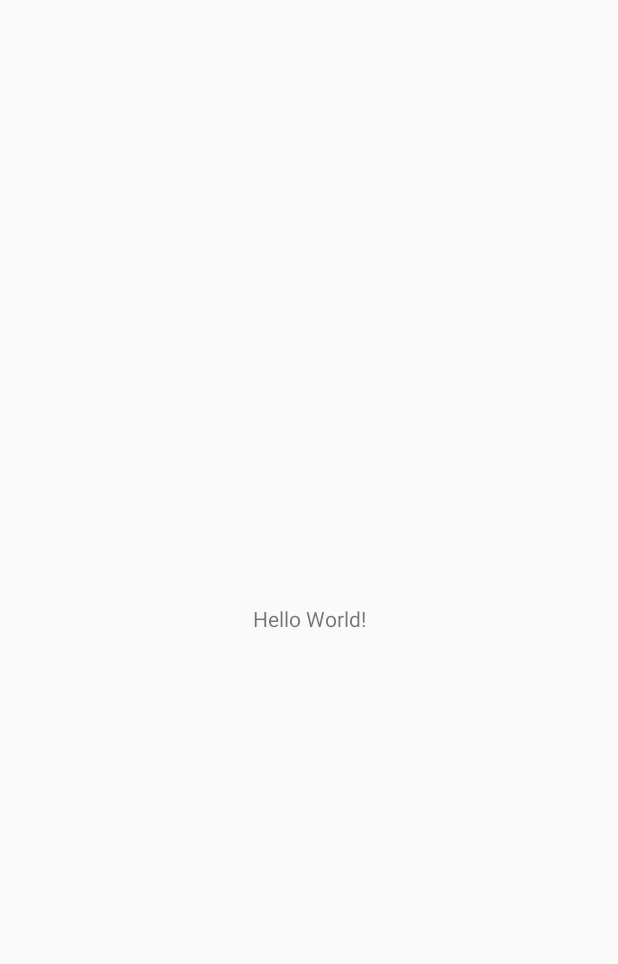
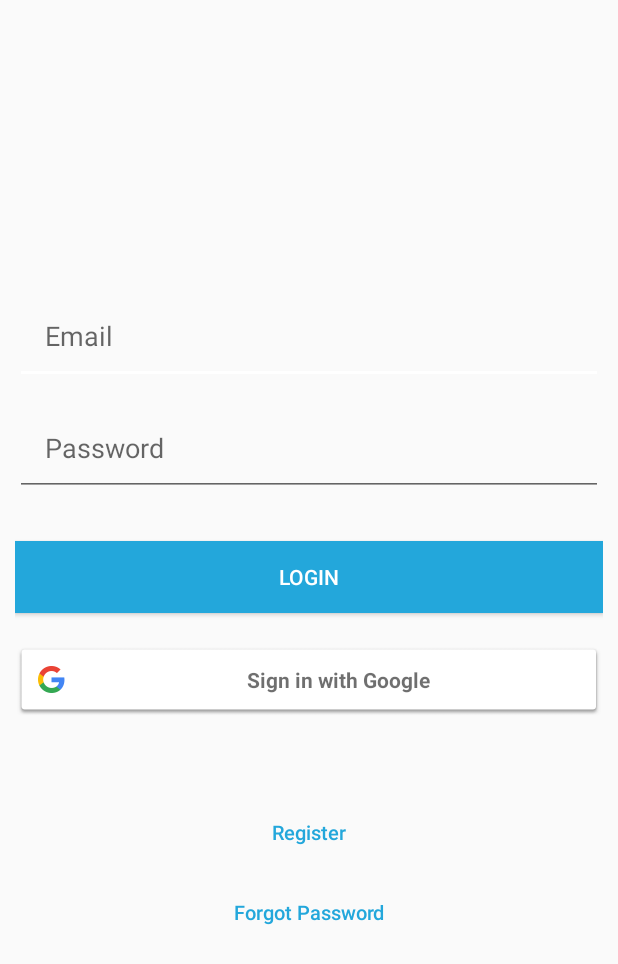
Before and after one commit to mohamedhani/railway-mangement-system, an Android app: the screen it shows after launch (MainActivity), on a phone screen of 412 x 824 dp. Before the commit the part shown is almost empty. Shown: the top 964 px of the screen. Run offline under Robolectric (Android 15) with nearby library versions, the light colour scheme and no system bars.

Commit message:
adding sign in with google

```diff
--- a/app/src/main/java/com/example/mohamed/railwaymangementsystem/MainActivity.java
+++ b/app/src/main/java/com/example/mohamed/railwaymangementsystem/MainActivity.java
@@ -1,13 +1,79 @@
 package com.example.mohamed.railwaymangementsystem;
 
+import android.content.Intent;
 import android.support.v7.app.AppCompatActivity;
 import android.os.Bundle;
+import android.util.Log;
+import android.view.View;
+
+import com.google.android.gms.auth.api.signin.GoogleSignIn;
+import com.google.android.gms.auth.api.signin.GoogleSignInAccount;
+import com.google.android.gms.auth.api.signin.GoogleSignInClient;
+import com.google.android.gms.auth.api.signin.GoogleSignInOptions;
+import com.google.android.gms.common.SignInButton;
+import com.google.android.gms.common.api.ApiException;
+import com.google.android.gms.tasks.Task;
 
 public class MainActivity extends AppCompatActivity {
-
+     final private static  int GOOGLE_SINGIN_REQUEST = 2;
+    private SignInButton googleSignInButton ;
+    private GoogleSignInClient googleSignInClient;
     @Override
     protected void onCreate(Bundle savedInstanceState) {
         super.onCreate(savedInstanceState);
-        setContentView(R.layout.activity_main);
+        setContentView(R.layout.activity__login);
+        // start sign configration by google email
+        GoogleSignInOptions gso = new GoogleSignInOptions.Builder(GoogleSignInOptions.DEFAULT_SIGN_IN).requestEmail().build();
+        googleSignInClient = GoogleSignIn.getClient(this,gso);
+
+        googleSignInButton = (SignInButton) findViewById(R.id.sign_in_button);
+        googleSignInButton.setSize(SignInButton.SIZE_WIDE);
+        googleSignInButton.setOnClickListener(new View.OnClickListener() {
+            @Override
+            public void onClick(View view) {
+                Intent signInIntent = googleSignInClient.getSignInIntent();
+                startActivityForResult(signInIntent, 1);
+            }});
+        // end sign in configration by google email
+    }
+
+    @Override
+    protected void onStart() {
+        super.onStart();
+        GoogleSignInAccount account = GoogleSignIn.getLastSignedInAccount(this);
+
+        if(account !=null)
+        {
+            updateUI(account);
+        }
+    }
+
+    @Override
+    protected void onActivityResult(int requestCode, int resultCode, Intent data) {
+        super.onActivityResult(requestCode, resultCode, data);
+
+                if(requestCode==GOOGLE_SINGIN_REQUEST ) {
+                    Task<GoogleSignInAccount> task = GoogleSignIn.getSignedInAccountFromIntent(data);
+                    handleGoogleSigninTask(task);
+                }
+
+    }
+    private  static  void handleGoogleSigninTask(Task<GoogleSignInAccount> task)
+    {
+        try {
+            GoogleSignInAccount account = task.getResult(ApiException.class);
+            updateUI(account);
+        } catch (ApiException e) {
+            Log.v("error", "handleGoogleSigninTask: " +e.getMessage());
+        }
+    }
+    private  static void updateUI(GoogleSignInAccount account)
+    {
+                if(account !=null) {
+                    String name = account.getDisplayName();
+                    String email = account.getEmail();
+                }
+
+
     }
 }
--- a/app/src/main/res/layout/activity__login.xml
+++ b/app/src/main/res/layout/activity__login.xml
@@ -40,6 +40,15 @@
         android:background="@color/colorPrimary"
         android:textColor="@color/white"
         android:id="@+id/btnLogin"/>
+    <com.google.android.gms.common.SignInButton
+        android:id="@+id/sign_in_button"
+        android:layout_width="match_parent"
+
+        android:layout_marginTop="10px"
+        android:paddingTop="20px"
+        android:paddingBottom="20px"
+        android:layout_gravity="center"
+        android:layout_height="wrap_content" />
 
     <Button
         android:id="@+id/btnLinkToRegisterScreen"
--- a/build.gradle
+++ b/build.gradle
@@ -9,6 +9,8 @@
     dependencies {
         classpath 'com.android.tools.build:gradle:3.0.1'
 
+        classpath 'com.google.gms:google-services:4.0.1'
+
 
         // NOTE: Do not place your application dependencies here; they belong
         // in the individual module build.gradle files
@@ -19,6 +21,9 @@
     repositories {
         google()
         jcenter()
+        maven {
+             url 'https://maven.google.com'
+        }
     }
 }
 
```
Also changed, not shown: app/build.gradle (+8 -0 lines), 1 other file.
